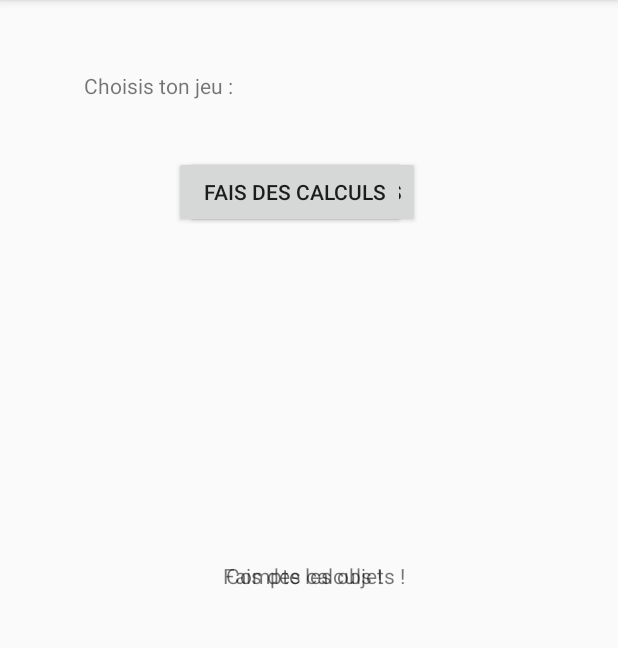
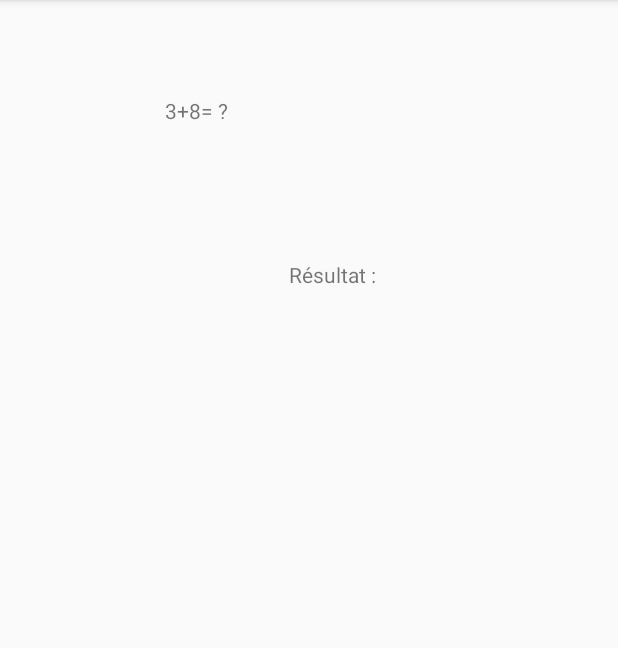
Before and after one commit to Deguise/ApprendsAvecMoi, an Android app: the FaisDesCalculs screen opened directly, with no data from a screen before it, on a phone screen of 412 x 824 dp, the part 84-732 px from its top. Run offline under Robolectric (Android 15) with nearby library versions, the phone set to English and light mode, and no system bars.

Commit message:
ajout du layout pour la classe fais des calculs version 2

```diff
--- a/app/src/main/AndroidManifest.xml
+++ b/app/src/main/AndroidManifest.xml
@@ -17,7 +17,8 @@
             </intent-filter>
         </activity>
         <activity
-            android:name=".FaisDesCalculs" />
+            android:name=".FaisDesCalculs"
+            android:label="@string/app_name"/>
     </application>
 
 </manifest>
--- a/app/src/main/java/a/martindeguise/apprendsavecmoi/Compte.java
+++ b/app/src/main/java/a/martindeguise/apprendsavecmoi/Compte.java
@@ -1,7 +1,10 @@
 package a.martindeguise.apprendsavecmoi;
 
+import android.content.Intent;
 import android.support.v7.app.AppCompatActivity;
 import android.os.Bundle;
+import android.view.View;
+import android.widget.Button;
 
 public class Compte extends AppCompatActivity {
 
@@ -9,5 +12,15 @@ public class Compte extends AppCompatActivity {
     protected void onCreate(Bundle savedInstanceState) {
         super.onCreate(savedInstanceState);
         setContentView(R.layout.layout_compte);
+
+        final Button faisDesCalculsButton = (Button) findViewById(R.id.button2);
+        faisDesCalculsButton.setOnClickListener(new View.OnClickListener() {
+
+            @Override
+            public void onClick(View v) {
+                Intent intent = new Intent(Compte.this, FaisDesCalculs.class);
+                startActivity(intent);
+            }
+        });
     }
 }
--- a/app/src/main/java/a/martindeguise/apprendsavecmoi/FaisDesCalculs.java
+++ b/app/src/main/java/a/martindeguise/apprendsavecmoi/FaisDesCalculs.java
@@ -2,26 +2,47 @@ package a.martindeguise.apprendsavecmoi;
 
 import android.support.v7.app.AppCompatActivity;
 import android.os.Bundle;
+import android.widget.TextView;
+
 import java.lang.Math;
 
 public class FaisDesCalculs extends AppCompatActivity {
 
+    private int nb1, nb2;
+
     @Override
     protected void onCreate(Bundle savedInstanceState) {
         super.onCreate(savedInstanceState);
-        setContentView(R.layout.layout_compte);
-        int resultat = genererAddition();
+        setContentView(R.layout.layout_fais_des_calculs);
+
+        // Affichage de l'addition
+        TextView textView4 = (TextView)findViewById(R.id.textView4);
+        textView4.setText(genererAddition());
+
+        // Affichage du resultat
+        // TextView textView5 = (TextView)findViewById(R.id.textView5);
+        // textView5.setText(String.valueOf(resultat()));
     }
 
     private int generateurNombreAleatoire(int n){
         return (int) (Math.random() * n); //Pour un entier entre 0 et n-1
     }
 
-    public int genererAddition(){
-        int nb1 =  generateurNombreAleatoire(10);
-        int nb2 =  generateurNombreAleatoire(10);
-        int result = nb1 + nb2;
-        System.out.println(nb1 + "+" + nb2 +"= ?");
-        return result;
+    public String genererAddition(){
+        nb1 =  generateurNombreAleatoire(10);
+        nb2 =  generateurNombreAleatoire(10);
+        return nb1 + "+" + nb2 +"= ?";
+    }
+
+    public int getNb1(){
+        return nb1;
+    }
+
+    public int getNb2(){
+        return nb2;
+    }
+
+    public int resultat(){
+        return nb1 + nb2;
     }
 }
--- a/app/src/main/res/layout/layout_fais_des_calculs.xml
+++ b/app/src/main/res/layout/layout_fais_des_calculs.xml
@@ -3,4 +3,27 @@
     android:layout_width="match_parent"
     android:layout_height="match_parent">
 
+    <RelativeLayout
+        android:layout_width="match_parent"
+        android:layout_height="match_parent">
+
+        <TextView
+            android:id="@+id/textView4"
+            android:layout_width="wrap_content"
+            android:layout_height="wrap_content"
+            android:layout_alignParentStart="true"
+            android:layout_alignParentTop="true"
+            android:layout_marginStart="110dp"
+            android:layout_marginTop="64dp" />
+
+        <TextView
+            android:id="@+id/textView5"
+            android:layout_width="wrap_content"
+            android:layout_height="wrap_content"
+            android:layout_alignParentEnd="true"
+            android:layout_below="@+id/textView4"
+            android:layout_marginEnd="158dp"
+            android:layout_marginTop="90dp"
+            android:text="Résultat : " />
+    </RelativeLayout>
 </LinearLayout>
```
